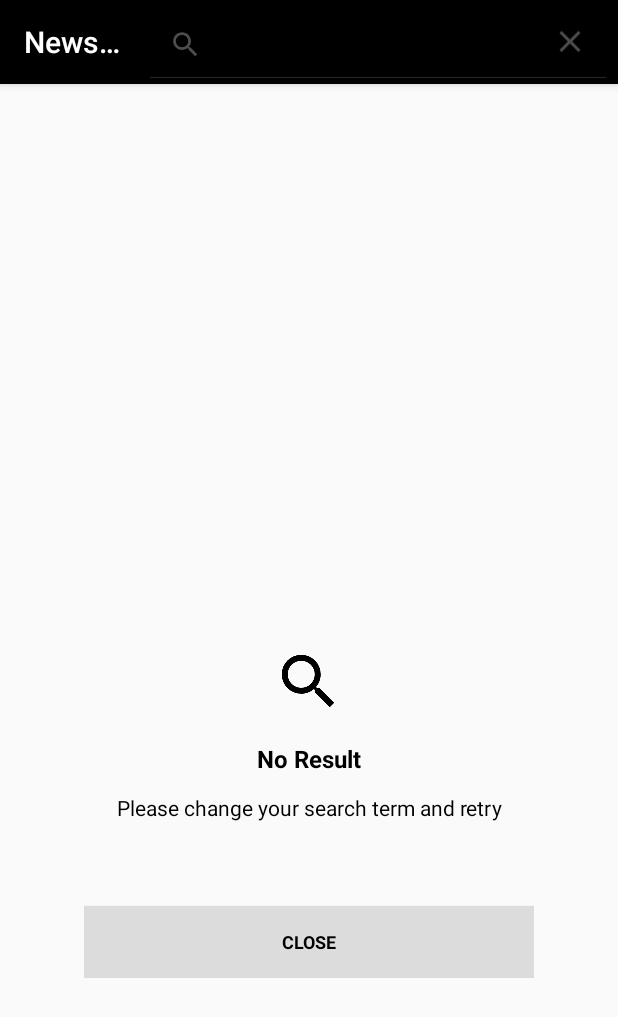
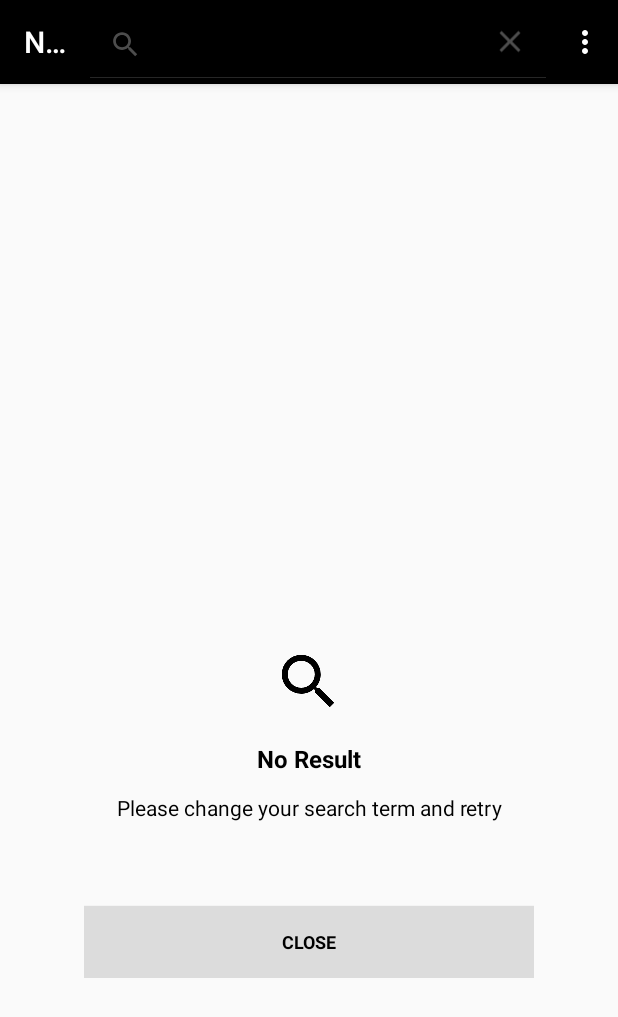
Before and after one commit to CredoMb/NewsFeed, an Android app: the screen it shows after launch (MainActivity), after a tap on "Search", on a phone screen of 412 x 824 dp. Shown: the top 1017 px of the screen. Run offline under Robolectric (Android 15) with nearby library versions, the phone set to English and light mode, and no system bars.

Commit message:
Add a menu item for to launch to load the news articles

```diff
--- a/app/src/main/res/menu/menu_main_activity.xml
+++ b/app/src/main/res/menu/menu_main_activity.xml
@@ -7,7 +7,13 @@
         android:icon="@drawable/baseline_search_white_24"
         android:imeOptions="actionSearch|flagNoExtractUi|flagNoFullscreen"
         android:title="@string/search_bar"
+        android:orderInCategory="1"
         app:actionViewClass="android.widget.SearchView"
         app:showAsAction="ifRoom" />
 
+    <item
+        android:id="@+id/action_news_articles"
+        android:title="@string/news_articles_menu_item"
+        android:orderInCategory="2"
+        app:showAsAction="never" />
 </menu>
--- a/app/src/main/res/values/strings.xml
+++ b/app/src/main/res/values/strings.xml
@@ -1,7 +1,8 @@
 <resources>
     <string name="app_name">NewsFeed</string>
-    <!-- Text for the search bar title-->
+    <!-- Text for the Menu Items-->
     <string name="search_bar">Search Bar</string>
+    <string name="news_articles_menu_item">News articles</string>
 
     <!-- Text for the "no internet" Empty State -->
 
```
